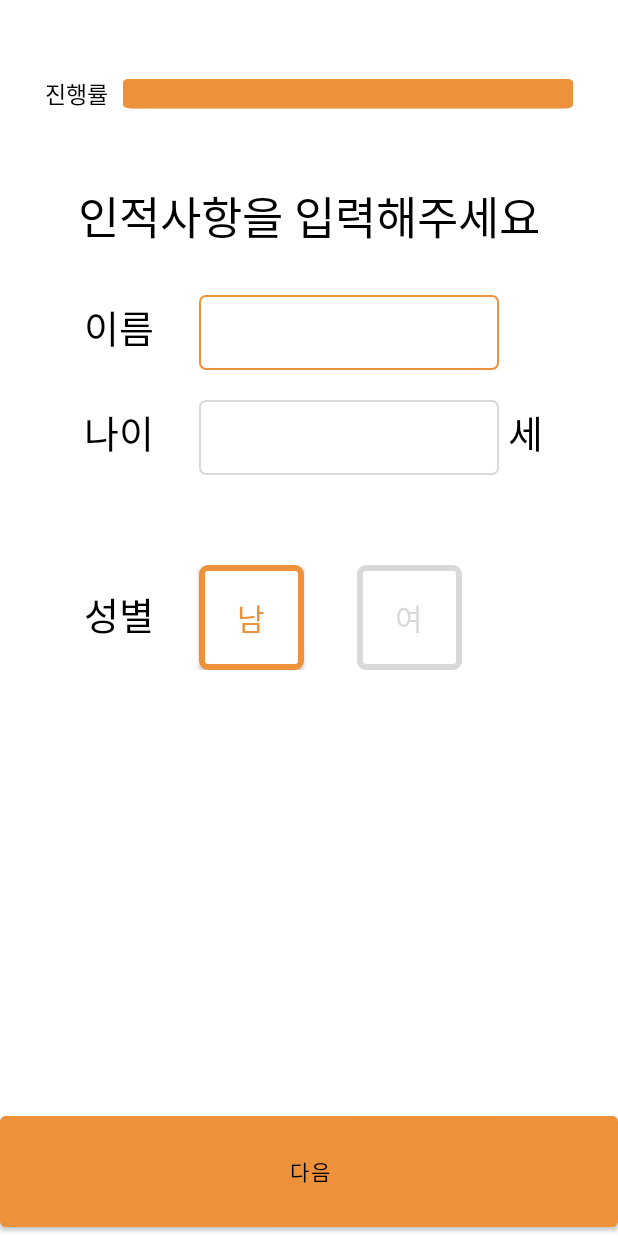
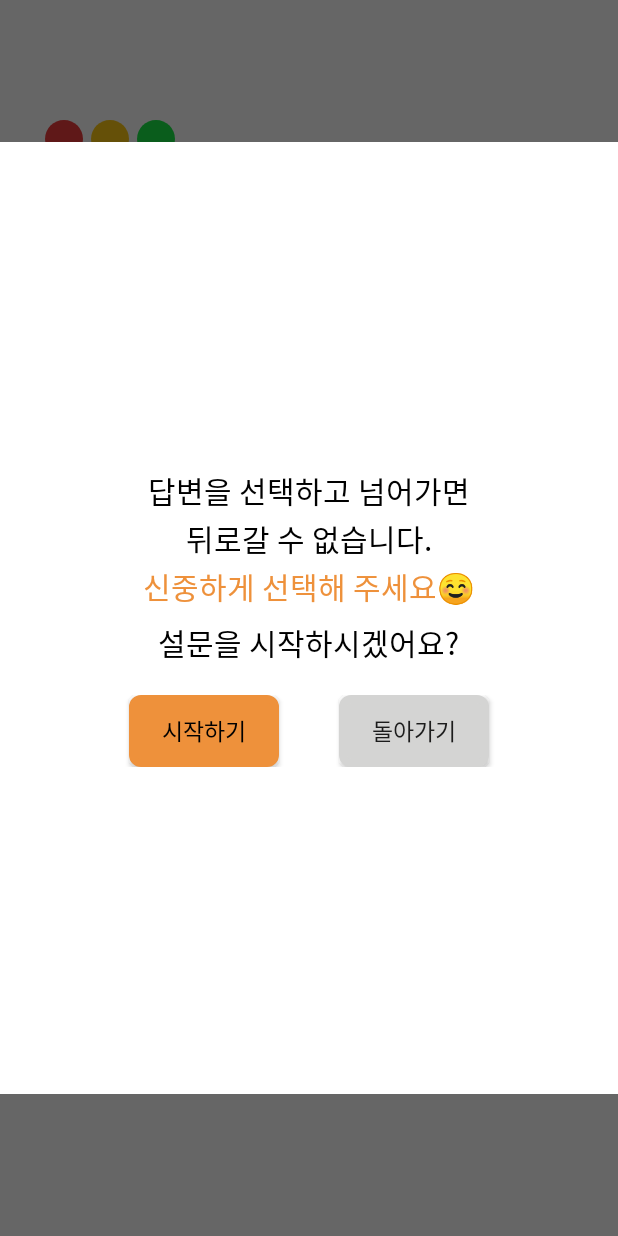
Before and after one commit to jaehan4707/LIFE_QUALITY, an Android app: the screen it shows after launch (QuestionMainpage before the commit, MainActivity after it), after a tap on "시작하기", on a phone screen of 412 x 824 dp. Run offline under Robolectric (Android 15) with nearby library versions, the phone set to English and light mode, and no system bars; our stand-ins replace Firebase (no records; nobody signed in at launch, a user with empty details on screens opened directly).

Commit message:
세부 디자인 및 작업 마무리

```diff
--- a/life_quality/app/src/main/java/com/example/myapplication/MainActivity.kt
+++ b/life_quality/app/src/main/java/com/example/myapplication/MainActivity.kt
@@ -1,10 +1,14 @@
 package com.example.myapplication
 
+import android.app.Dialog
 import android.content.Intent
 import android.os.Bundle
 import android.util.Log
+import android.view.Window
+import androidx.appcompat.app.AlertDialog
 import androidx.appcompat.app.AppCompatActivity
 import com.example.myapplication.databinding.ActivityMainBinding
+import com.example.myapplication.databinding.DialogStartBinding
 import com.google.firebase.firestore.ktx.firestore
 import com.google.firebase.ktx.Firebase
 
@@ -53,13 +57,33 @@ class MainActivity : AppCompatActivity() {
 
         setContentView(binding.root)
         binding.qStart.setOnClickListener() {
-            val intent = Intent(this, QuestionMainpage::class.java)
-            startActivity(intent)
+            showDialog()
         }
         binding.redCircle.setOnClickListener{
             val intent =Intent(this,AdminHome::class.java)
             startActivity(intent)
         }
+    }
 
+    //커스텀 다이얼로그 띄우는 부분
+    fun showDialog() {
+        var dialogBinding = DialogStartBinding.inflate(layoutInflater)
+        var dialog = Dialog(this)
+        dialog.requestWindowFeature(Window.FEATURE_NO_TITLE)
+        dialog.setContentView(dialogBinding.root)
+        dialog.setCancelable(false)
+
+
+        dialogBinding.dialogStart.setOnClickListener() {
+            var intent = Intent(this, QuestionMainpage::class.java)
+            startActivity(intent)
+            dialog.dismiss()
+        }
+        dialogBinding.dialogBack.setOnClickListener() {
+            dialog.dismiss()
+        }
+
+        dialog.show()
+        dialog.window?.setLayout(1000, 1000)
     }
 }
--- /dev/null
+++ b/life_quality/app/src/main/res/drawable/gray_button.xml
@@ -0,0 +1,9 @@
+<?xml version="1.0" encoding="utf-8"?>
+<shape xmlns:android="http://schemas.android.com/apk/res/android">
+    <stroke
+        android:width="5dp"
+        android:color="#D4D4D3"/>
+    <solid
+        android:color="#D4D4D3"/>
+    <corners android:radius="5dp"/>
+</shape>
--- /dev/null
+++ b/life_quality/app/src/main/res/drawable/orange_button.xml
@@ -0,0 +1,9 @@
+<?xml version="1.0" encoding="utf-8"?>
+<shape xmlns:android="http://schemas.android.com/apk/res/android">
+    <stroke
+        android:width="5dp"
+        android:color="@color/main_orange"/>
+    <solid
+        android:color="@color/main_orange"/>
+    <corners android:radius="5dp"/>
+</shape>
--- a/life_quality/app/src/main/res/drawable/orange_linebutton.xml
+++ b/life_quality/app/src/main/res/drawable/orange_linebutton.xml
@@ -1,7 +1,7 @@
 <?xml version="1.0" encoding="utf-8"?>
 <shape xmlns:android="http://schemas.android.com/apk/res/android">
     <stroke
-        android:width="5dp"
+        android:width="3dp"
         android:color="@color/main_orange"/>
         <solid
             android:color="#FFFFFF"/>
--- /dev/null
+++ b/life_quality/app/src/main/res/layout/dialog_start.xml
@@ -0,0 +1,77 @@
+<?xml version="1.0" encoding="utf-8"?>
+<LinearLayout xmlns:android="http://schemas.android.com/apk/res/android"
+    android:layout_width="400dp"
+    android:layout_height="300dp"
+    android:orientation="vertical"
+
+    android:padding="10dp"
+    android:gravity="center">
+
+    <LinearLayout
+        android:layout_width="match_parent"
+        android:layout_height="wrap_content"
+        android:orientation="vertical"
+        android:gravity="center">
+
+        <TextView
+            android:layout_width="wrap_content"
+            android:layout_height="wrap_content"
+            android:text="답변을 선택하고 넘어가면"
+            android:textSize="20dp"
+            android:fontFamily="@font/bm_dohyeon"
+            android:textColor="@color/black"/>
+        <TextView
+            android:layout_width="wrap_content"
+            android:layout_height="wrap_content"
+            android:text="뒤로갈 수 없습니다."
+            android:textSize="20dp"
+            android:fontFamily="@font/bm_dohyeon"
+            android:textColor="@color/black"
+            android:layout_marginTop="2dp"/>
+        <TextView
+            android:layout_width="wrap_content"
+            android:layout_height="wrap_content"
+            android:text="신중하게 선택해 주세요☺️"
+            android:textSize="20dp"
+            android:fontFamily="@font/bm_dohyeon"
+            android:textColor="@color/main_orange"
+            android:layout_marginTop="2dp"/>
+
+        <TextView
+            android:layout_width="wrap_content"
+            android:layout_height="wrap_content"
+            android:text="설문을 시작하시겠어요?"
+            android:textSize="20dp"
+            android:layout_marginTop="7dp"
+            android:fontFamily="@font/bm_dohyeon"
+            android:textColor="@color/black"/>
+    </LinearLayout>
+
+    <LinearLayout
+        android:layout_width="match_parent"
+        android:layout_height="wrap_content"
+        android:orientation="horizontal"
+        android:layout_marginTop="20dp"
+        android:gravity="center">
+
+        <android.widget.Button
+            android:id="@+id/dialog_start"
+            android:layout_width="100dp"
+            android:layout_height="wrap_content"
+            android:text="시작하기"
+            android:textSize="15dp"
+            android:fontFamily="@font/bm_dohyeon"
+            android:textColor="@color/black"
+            android:background="@drawable/orange_button"
+            android:layout_marginRight="40dp"/>
+        <android.widget.Button
+            android:id="@+id/dialog_back"
+            android:layout_width="100dp"
+            android:layout_height="wrap_content"
+            android:text="돌아가기"
+            android:textSize="15dp"
+            android:fontFamily="@font/bm_dohyeon"
+            android:background="@drawable/gray_button"/>
+    </LinearLayout>
+
+</LinearLayout>
--- a/life_quality/app/src/main/res/layout/question_mainpage.xml
+++ b/life_quality/app/src/main/res/layout/question_mainpage.xml
@@ -37,10 +37,8 @@
         android:id="@+id/main_frame"
         android:layout_width="match_parent"
         android:layout_height="0dp"
-        android:layout_margin="16dp"
-        android:layout_weight="7"/>
-
-
+        android:layout_margin="10dp"
+        android:layout_weight="7.5"/>
 
     <Button
         android:id="@+id/nextstage"
```
Also changed, not shown: life_quality/app/src/main/java/com/example/myapplication/Fragment10.kt (+17 -0 lines), life_quality/app/src/main/java/com/example/myapplication/Fragment2.kt (+19 -0 lines), life_quality/app/src/main/java/com/example/myapplication/Fragment3.kt (+17 -0 lines), life_quality/app/src/main/java/com/example/myapplication/Fragment4.kt (+17 -0 lines), life_quality/app/src/main/java/com/example/myapplication/Fragment5.kt (+17 -0 lines), life_quality/app/src/main/java/com/example/myapplication/Fragment6.kt (+17 -0 lines), life_quality/app/src/main/java/com/example/myapplication/Fragment7.kt (+17 -0 lines), life_quality/app/src/main/java/com/example/myapplication/Fragment8.kt (+17 -0 lines), life_quality/app/src/main/java/com/example/myapplication/StartDialog.kt (added, +37 -0 lines), life_quality/app/src/main/res/layout/admin_plus_item.xml (+8 -1 lines).
